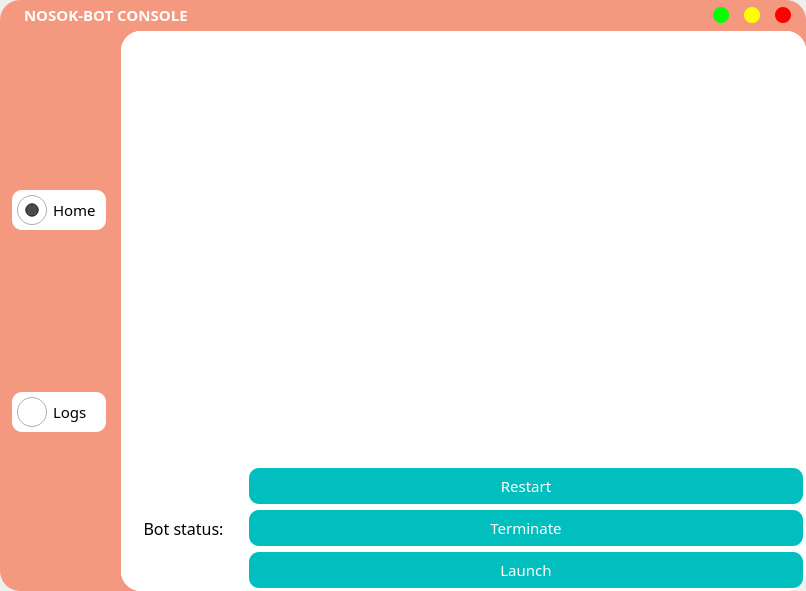
First picture: the form in main.ui, repository l4blee/nosok-bot_console, before the edit.
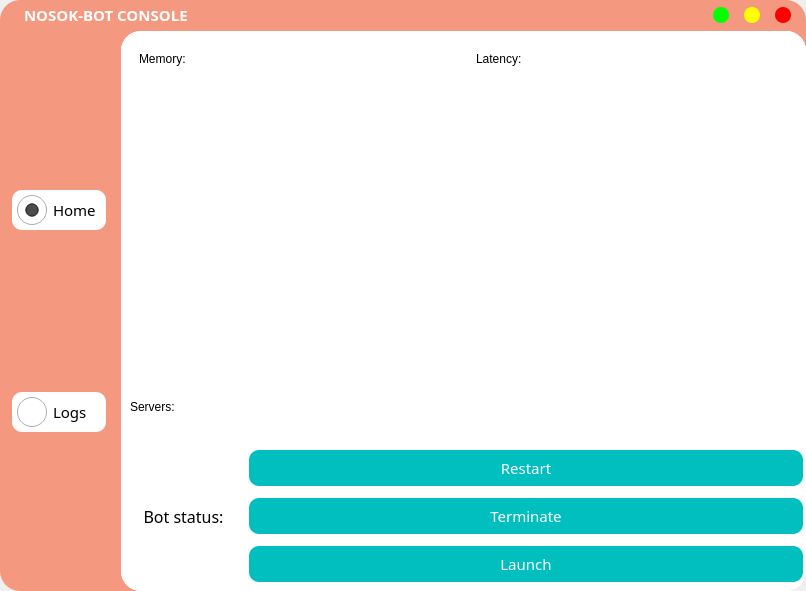
Second picture: the form after the edit. Icons and pictures are not drawn.

Patch:
```diff
--- a/main.ui
+++ b/main.ui
@@ -168,16 +168,92 @@
          </widget>
         </item>
         <item row="0" column="0" colspan="2">
-         <widget class="QTextBrowser" name="variables">
-          <property name="font">
-           <font>
-            <family>Montserrat</family>
-            <pointsize>10</pointsize>
-           </font>
+         <widget class="QFrame" name="variables">
+          <property name="frameShape">
+           <enum>QFrame::StyledPanel</enum>
           </property>
-          <property name="styleSheet">
-           <string notr="true">padding: 10px;</string>
+          <property name="frameShadow">
+           <enum>QFrame::Raised</enum>
           </property>
+          <layout class="QGridLayout" name="gridLayout_4">
+           <item row="0" column="1">
+            <widget class="QFrame" name="latency_frame">
+             <property name="frameShape">
+              <enum>QFrame::StyledPanel</enum>
+             </property>
+             <property name="frameShadow">
+              <enum>QFrame::Raised</enum>
+             </property>
+             <layout class="QGridLayout" name="gridLayout_6">
+              <item row="0" column="0">
+               <widget class="QLabel" name="title_lat">
+                <property name="maximumSize">
+                 <size>
+                  <width>16777215</width>
+                  <height>20</height>
+                 </size>
+                </property>
+                <property name="text">
+                 <string>Latency:</string>
+                </property>
+               </widget>
+              </item>
+              <item row="1" column="0">
+               <widget class="QLabel" name="latency">
+                <property name="text">
+                 <string/>
+                </property>
+               </widget>
+              </item>
+             </layout>
+            </widget>
+           </item>
+           <item row="0" column="0">
+            <widget class="QFrame" name="memory_frame">
+             <property name="frameShape">
+              <enum>QFrame::StyledPanel</enum>
+             </property>
+             <property name="frameShadow">
+              <enum>QFrame::Raised</enum>
+             </property>
+             <layout class="QGridLayout" name="gridLayout_5">
+              <item row="0" column="0">
+               <widget class="QLabel" name="title_mem">
+                <property name="maximumSize">
+                 <size>
+                  <width>16777215</width>
+                  <height>20</height>
+                 </size>
+                </property>
+                <property name="text">
+                 <string>Memory:</string>
+                </property>
+               </widget>
+              </item>
+              <item row="1" column="0">
+               <widget class="QLabel" name="memory">
+                <property name="text">
+                 <string/>
+                </property>
+               </widget>
+              </item>
+             </layout>
+            </widget>
+           </item>
+           <item row="1" column="0" colspan="2">
+            <widget class="QLabel" name="servers">
+             <property name="maximumSize">
+              <size>
+               <width>16777215</width>
+               <height>50</height>
+              </size>
+             </property>
+             <property name="text">
+              <string>Servers:</string>
+             </property>
+            </widget>
+           </item>
+          </layout>
          </widget>
         </item>
        </layout>
```
